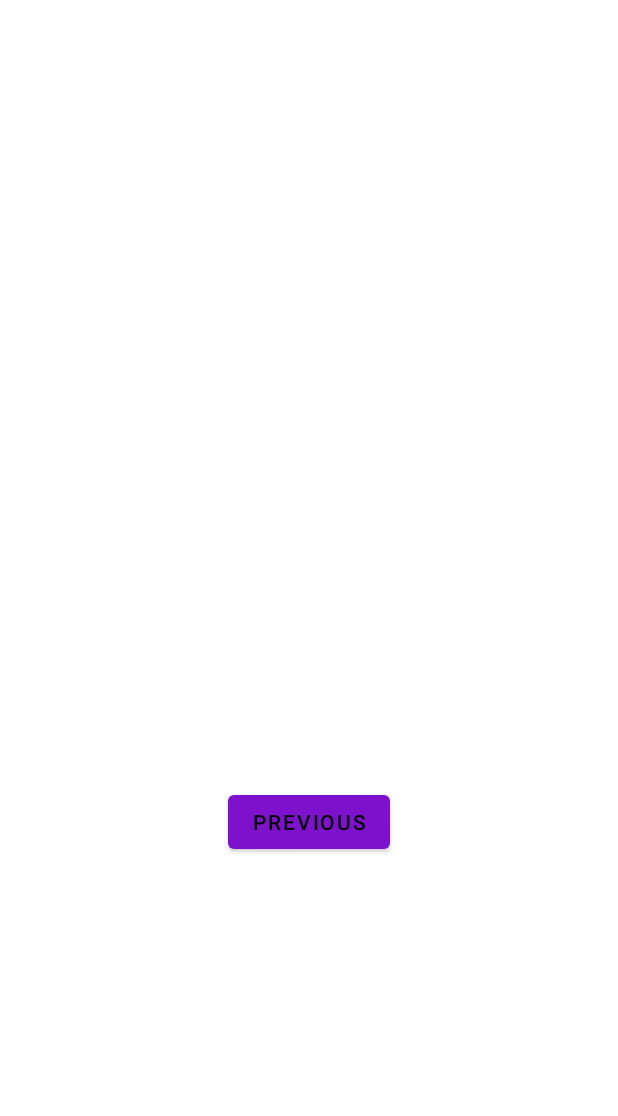
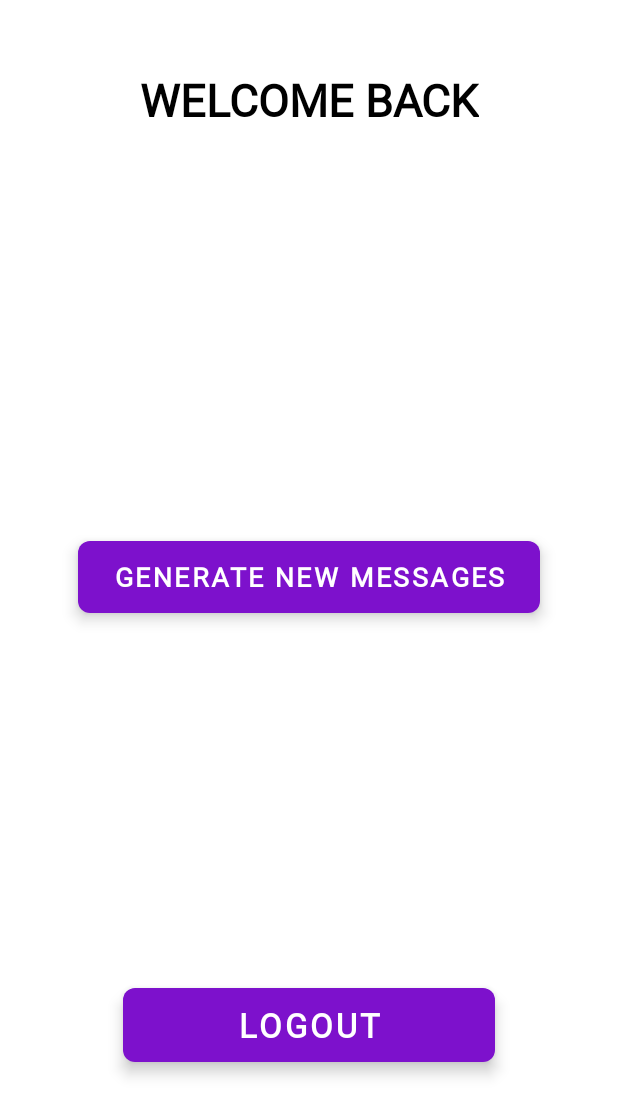
Before and after one commit to siddhantkumarupmanyu/DataStoreTest, an Android app: the HomeFragment screen opened through its navigation route, on a phone screen of 412 x 824 dp. Shown: the top 1116 px of the screen. Run offline under Robolectric (Android 15) with nearby library versions, the phone set to English and light mode, and no system bars; our stand-ins replace data binding.

Commit message:
add HomeFragment.kt

```diff
--- a/app/src/main/java/com/example/datastore/SecondFragment.kt
+++ b/app/src/main/java/com/example/datastore/HomeFragment.kt
@@ -1,19 +1,18 @@
 package com.example.datastore
 
 import android.os.Bundle
-import androidx.fragment.app.Fragment
 import android.view.LayoutInflater
 import android.view.View
 import android.view.ViewGroup
-import androidx.navigation.fragment.findNavController
-import com.example.datastore.databinding.FragmentSecondBinding
+import androidx.fragment.app.Fragment
+import com.example.datastore.databinding.FragmentHomeBinding
 
 /**
  * A simple [Fragment] subclass as the second destination in the navigation.
  */
-class SecondFragment : Fragment() {
+class HomeFragment : Fragment() {
 
-    private var _binding: FragmentSecondBinding? = null
+    private var _binding: FragmentHomeBinding? = null
 
     // This property is only valid between onCreateView and
     // onDestroyView.
@@ -22,9 +21,9 @@ class SecondFragment : Fragment() {
     override fun onCreateView(
         inflater: LayoutInflater, container: ViewGroup?,
         savedInstanceState: Bundle?
-    ): View? {
+    ): View {
 
-        _binding = FragmentSecondBinding.inflate(inflater, container, false)
+        _binding = FragmentHomeBinding.inflate(inflater, container, false)
         return binding.root
 
     }
@@ -32,9 +31,7 @@ class SecondFragment : Fragment() {
     override fun onViewCreated(view: View, savedInstanceState: Bundle?) {
         super.onViewCreated(view, savedInstanceState)
 
-        binding.buttonSecond.setOnClickListener {
-            findNavController().navigate(R.id.action_SecondFragment_to_FirstFragment)
-        }
+
     }
 
     override fun onDestroyView() {
--- /dev/null
+++ b/app/src/main/res/layout/fragment_home.xml
@@ -0,0 +1,87 @@
+<?xml version="1.0" encoding="utf-8"?>
+<layout xmlns:android="http://schemas.android.com/apk/res/android"
+    xmlns:app="http://schemas.android.com/apk/res-auto"
+    xmlns:tools="http://schemas.android.com/tools">
+
+    <androidx.constraintlayout.widget.ConstraintLayout
+        android:layout_width="match_parent"
+        android:layout_height="match_parent"
+        tools:context=".HomeFragment">
+
+        <Button
+            android:id="@+id/logout"
+            style="@style/CustomButton"
+            android:layout_width="0dp"
+            android:layout_height="wrap_content"
+            android:layout_marginStart="82dp"
+            android:layout_marginTop="250dp"
+            android:layout_marginEnd="82dp"
+            android:text="@string/logout"
+            android:textSize="22sp"
+            app:layout_constraintEnd_toEndOf="parent"
+            app:layout_constraintHorizontal_bias="0.0"
+            app:layout_constraintStart_toStartOf="parent"
+            app:layout_constraintTop_toBottomOf="@+id/new_message_button" />
+
+        <Button
+            android:id="@+id/new_message_button"
+            style="@style/CustomButton"
+            android:layout_width="0dp"
+            android:layout_height="wrap_content"
+            android:layout_marginStart="52dp"
+            android:layout_marginTop="42dp"
+            android:layout_marginEnd="52dp"
+            android:text="@string/gen_new_messages"
+            android:textSize="18sp"
+            app:layout_constraintEnd_toEndOf="parent"
+            app:layout_constraintHorizontal_bias="1.0"
+            app:layout_constraintStart_toStartOf="parent"
+            app:layout_constraintTop_toBottomOf="@+id/new_messages" />
+
+        <TextView
+            android:id="@+id/welcome_back_label"
+            android:layout_width="wrap_content"
+            android:layout_height="wrap_content"
+            android:layout_marginTop="46dp"
+            android:text="@string/welcome_back"
+            android:textAllCaps="true"
+            android:textColor="@android:color/black"
+            android:textIsSelectable="false"
+            android:textSize="30sp"
+            android:textStyle="bold"
+            app:layout_constraintEnd_toEndOf="parent"
+            app:layout_constraintStart_toStartOf="parent"
+            app:layout_constraintTop_toTopOf="parent" />
+
+        <TextView
+            android:id="@+id/home_username"
+            android:layout_width="wrap_content"
+            android:layout_height="wrap_content"
+            android:layout_marginTop="32dp"
+            android:textColor="@color/main"
+            android:textIsSelectable="false"
+            android:textSize="36sp"
+            android:textStyle="bold"
+            app:layout_constraintEnd_toEndOf="parent"
+            app:layout_constraintStart_toStartOf="parent"
+            app:layout_constraintTop_toBottomOf="@+id/welcome_back_label"
+            tools:text="@string/username_hint" />
+
+        <TextView
+            android:id="@+id/new_messages"
+            android:layout_width="wrap_content"
+            android:layout_height="wrap_content"
+            android:layout_marginStart="16dp"
+            android:layout_marginTop="124dp"
+            android:layout_marginEnd="16dp"
+            android:inputType="textMultiLine"
+            android:singleLine="false"
+            android:textColor="@android:color/black"
+            android:textSize="20sp"
+            app:layout_constraintEnd_toEndOf="parent"
+            app:layout_constraintStart_toStartOf="parent"
+            app:layout_constraintTop_toBottomOf="@+id/home_username"
+            tools:text="@string/new_messages" />
+    </androidx.constraintlayout.widget.ConstraintLayout>
+
+</layout>
--- a/app/src/main/res/layout/fragment_login.xml
+++ b/app/src/main/res/layout/fragment_login.xml
@@ -11,7 +11,7 @@
 
         <EditText
             android:id="@+id/username"
-            style="@style/Widget.AppCompat.EditText.InputFieldWithBackground"
+            style="@style/InputFieldWithBackground"
             android:layout_width="0dp"
             android:layout_height="wrap_content"
             android:layout_marginStart="16dp"
@@ -41,7 +41,7 @@
 
             <EditText
                 android:id="@+id/password"
-                style="@style/Widget.AppCompat.EditText.InputField"
+                style="@style/InputField"
                 android:layout_width="0dp"
                 android:layout_height="wrap_content"
                 android:layout_weight="1"
@@ -62,17 +62,14 @@
 
         <Button
             android:id="@+id/login"
+            style="@style/CustomButton"
             android:layout_width="0dp"
             android:layout_height="wrap_content"
             android:layout_marginStart="82dp"
             android:layout_marginTop="58dp"
             android:layout_marginEnd="82dp"
-            android:background="@drawable/button_background"
-            android:stateListAnimator="@animator/button_animator"
             android:text="@string/login"
-            android:textColor="@android:color/white"
             android:textSize="22sp"
-            android:translationZ="8dp"
             app:layout_constraintEnd_toEndOf="parent"
             app:layout_constraintHorizontal_bias="0.0"
             app:layout_constraintStart_toStartOf="parent"
@@ -80,15 +77,11 @@
 
         <Button
             android:id="@+id/register"
+            style="@style/CustomButton"
             android:layout_width="0dp"
             android:layout_height="wrap_content"
             android:layout_marginTop="32dp"
-            android:background="@drawable/button_background"
-            android:stateListAnimator="@animator/button_animator"
             android:text="@string/register"
-            android:textColor="@android:color/white"
-            android:textSize="20sp"
-            android:translationZ="8dp"
             app:layout_constraintEnd_toEndOf="@+id/login"
             app:layout_constraintStart_toStartOf="@+id/login"
             app:layout_constraintTop_toBottomOf="@+id/view" />
--- a/app/src/main/res/layout/fragment_second.xml
+++ /dev/null
@@ -1,31 +0,0 @@
-<?xml version="1.0" encoding="utf-8"?>
-<layout>
-
-    <androidx.constraintlayout.widget.ConstraintLayout xmlns:android="http://schemas.android.com/apk/res/android"
-        xmlns:app="http://schemas.android.com/apk/res-auto"
-        xmlns:tools="http://schemas.android.com/tools"
-        android:layout_width="match_parent"
-        android:layout_height="match_parent"
-        tools:context=".SecondFragment">
-
-        <TextView
-            android:id="@+id/textview_second"
-            android:layout_width="wrap_content"
-            android:layout_height="wrap_content"
-            app:layout_constraintBottom_toTopOf="@id/button_second"
-            app:layout_constraintEnd_toEndOf="parent"
-            app:layout_constraintStart_toStartOf="parent"
-            app:layout_constraintTop_toTopOf="parent" />
-
-        <Button
-            android:id="@+id/button_second"
-            android:layout_width="wrap_content"
-            android:layout_height="wrap_content"
-            android:text="@string/previous"
-            app:layout_constraintBottom_toBottomOf="parent"
-            app:layout_constraintEnd_toEndOf="parent"
-            app:layout_constraintStart_toStartOf="parent"
-            app:layout_constraintTop_toBottomOf="@id/textview_second" />
-    </androidx.constraintlayout.widget.ConstraintLayout>
-
-</layout>
--- a/app/src/main/res/navigation/nav_graph.xml
+++ b/app/src/main/res/navigation/nav_graph.xml
@@ -17,9 +17,9 @@
     </fragment>
     <fragment
         android:id="@+id/SecondFragment"
-        android:name="com.example.datastore.SecondFragment"
+        android:name="com.example.datastore.HomeFragment"
         android:label="@string/second_fragment_label"
-        tools:layout="@layout/fragment_second">
+        tools:layout="@layout/fragment_home">
 
         <action
             android:id="@+id/action_SecondFragment_to_FirstFragment"
--- a/app/src/main/res/values/strings.xml
+++ b/app/src/main/res/values/strings.xml
@@ -13,4 +13,9 @@
     <string name="password_hint">Password</string>
     <string name="login">Login</string>
     <string name="register">Register</string>
+    <string name="welcome_back">Welcome Back</string>
+
+    <string name="new_messages">You have %d new messages</string>
+    <string name="gen_new_messages">Generate New Messages</string>
+    <string name="logout">Logout</string>
 </resources>
--- a/app/src/main/res/values/styles.xml
+++ b/app/src/main/res/values/styles.xml
@@ -1,7 +1,7 @@
 <?xml version="1.0" encoding="utf-8"?>
 <resources>
 
-    <style name="Widget.AppCompat.EditText.InputField">
+    <style name="InputField">
         <item name="android:background">@null</item>
         <item name="android:fontFamily">@font/roboto</item>
         <item name="android:paddingLeft">16dp</item>
@@ -14,8 +14,17 @@
         <item name="android:textSize">20sp</item>
     </style>
 
-    <style name="Widget.AppCompat.EditText.InputFieldWithBackground" parent="Widget.AppCompat.EditText.InputField">
+    <style name="InputFieldWithBackground" parent="InputField">
         <item name="android:background">@drawable/react_background</item>
     </style>
 
+    <style name="CustomButton">
+        <item name="android:textStyle">bold</item>
+        <item name="fontFamily">@font/roboto</item>
+        <item name="android:background">@drawable/button_background</item>
+        <item name="android:stateListAnimator">@animator/button_animator</item>
+        <item name="android:textColor">@android:color/white</item>
+        <item name="android:textSize">20sp</item>
+    </style>
+
 </resources>
--- a/app/src/main/res/values/themes.xml
+++ b/app/src/main/res/values/themes.xml
@@ -6,6 +6,7 @@
 
         <item name="android:windowBackground">@android:color/white</item>
 
+        <item name="fontFamily">@font/roboto</item>
 
 
 <!--        <item name="android:textSelectHandle"></item>-->
```
